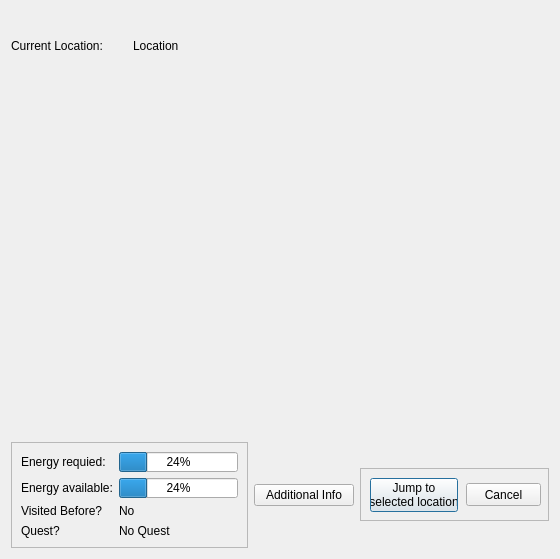
First picture: the form in setroute.ui, repository Metsuryu/Star_Stuff, before the edit.
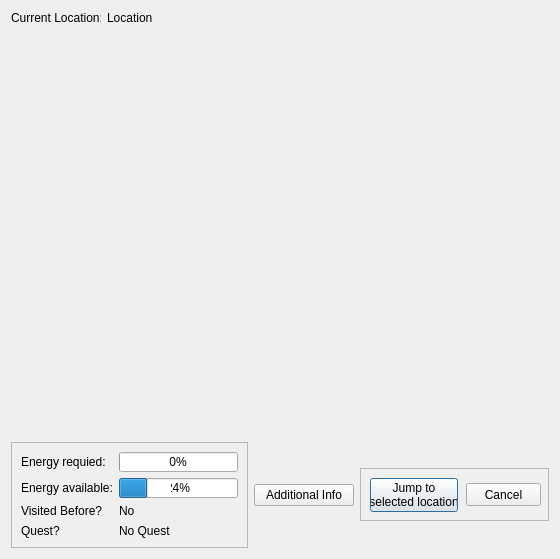
Second picture: the form after the edit.

Patch:
```diff
--- a/setroute.ui
+++ b/setroute.ui
@@ -6,7 +6,7 @@
    <rect>
     <x>0</x>
     <y>0</y>
-    <width>550</width>
+    <width>556</width>
     <height>559</height>
    </rect>
   </property>
@@ -129,8 +129,32 @@
         <property name="whatsThis">
          <string>&lt;html&gt;&lt;head/&gt;&lt;body&gt;&lt;p&gt;Amount of energy required to travel to this destination and return.&lt;/p&gt;&lt;/body&gt;&lt;/html&gt;</string>
         </property>
+        <property name="styleSheet">
+         <string notr="true">QProgressBar{text-align: center;}</string>
+        </property>
+        <property name="maximum">
+         <number>100</number>
+        </property>
         <property name="value">
-         <number>24</number>
+         <number>0</number>
+        </property>
+        <property name="alignment">
+         <set>Qt::AlignCenter</set>
+        </property>
+        <property name="textVisible">
+         <bool>true</bool>
+        </property>
+        <property name="orientation">
+         <enum>Qt::Horizontal</enum>
+        </property>
+        <property name="invertedAppearance">
+         <bool>false</bool>
+        </property>
+        <property name="textDirection">
+         <enum>QProgressBar::TopToBottom</enum>
+        </property>
+        <property name="format">
+         <string>%v%</string>
         </property>
        </widget>
       </item>
@@ -156,9 +180,15 @@
           <height>21</height>
          </size>
         </property>
+        <property name="styleSheet">
+         <string notr="true">QProgressBar{text-align: center;}</string>
+        </property>
         <property name="value">
          <number>24</number>
         </property>
+        <property name="alignment">
+         <set>Qt::AlignCenter</set>
+        </property>
        </widget>
       </item>
       <item row="7" column="0">
@@ -207,6 +237,12 @@
    </item>
    <item row="1" column="1">
     <widget class="QLabel" name="LBCurrentLocationValue">
+     <property name="maximumSize">
+      <size>
+       <width>16777215</width>
+       <height>13</height>
+      </size>
+     </property>
      <property name="text">
       <string>Location</string>
      </property>
@@ -214,6 +250,12 @@
    </item>
    <item row="1" column="0">
     <widget class="QLabel" name="LBCurrentLocation">
+     <property name="maximumSize">
+      <size>
+       <width>90</width>
+       <height>13</height>
+      </size>
+     </property>
      <property name="text">
       <string>Current Location:</string>
      </property>
```
Left out of the diff: 26 changed lines with no effect on the pictures.
